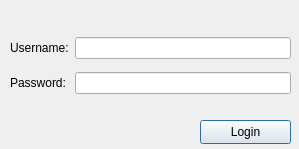
First picture: the form in login.ui, repository javierllorente/qactus, before the edit.
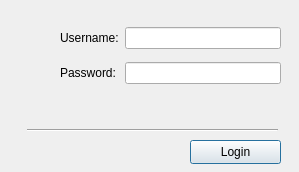
Second picture: the form after the edit. Icons and pictures are not drawn.

Commit message: improve login dialog

The edit to the form file:
```diff
--- a/login.ui
+++ b/login.ui
@@ -10,7 +10,7 @@
     <x>0</x>
     <y>0</y>
     <width>299</width>
-    <height>149</height>
+    <height>172</height>
    </rect>
   </property>
   <property name="windowTitle">
@@ -19,9 +19,9 @@
   <widget class="QWidget" name="gridLayoutWidget">
    <property name="geometry">
     <rect>
-     <x>10</x>
-     <y>30</y>
-     <width>281</width>
+     <x>60</x>
+     <y>20</y>
+     <width>221</width>
      <height>71</height>
     </rect>
    </property>
@@ -58,8 +58,8 @@
   <widget class="QPushButton" name="pushButton_Login">
    <property name="geometry">
     <rect>
-     <x>200</x>
-     <y>120</y>
+     <x>190</x>
+     <y>140</y>
      <width>91</width>
      <height>24</height>
     </rect>
@@ -68,6 +68,35 @@
     <string>Login</string>
    </property>
   </widget>
+  <widget class="Line" name="line">
+   <property name="geometry">
+    <rect>
+     <x>27</x>
+     <y>120</y>
+     <width>251</width>
+     <height>20</height>
+    </rect>
+   </property>
+   <property name="orientation">
+    <enum>Qt::Horizontal</enum>
+   </property>
+  </widget>
+  <widget class="QLabel" name="label">
+   <property name="geometry">
+    <rect>
+     <x>20</x>
+     <y>30</y>
+     <width>31</width>
+     <height>31</height>
+    </rect>
+   </property>
+   <property name="text">
+    <string/>
+   </property>
+   <property name="pixmap">
+    <pixmap resource="application.qrc">:/icons/dialog-password.png</pixmap>
+   </property>
+  </widget>
  </widget>
  <resources/>
  <connections/>
```
Left out of the diff: 4 changed lines with no effect on the pictures.
